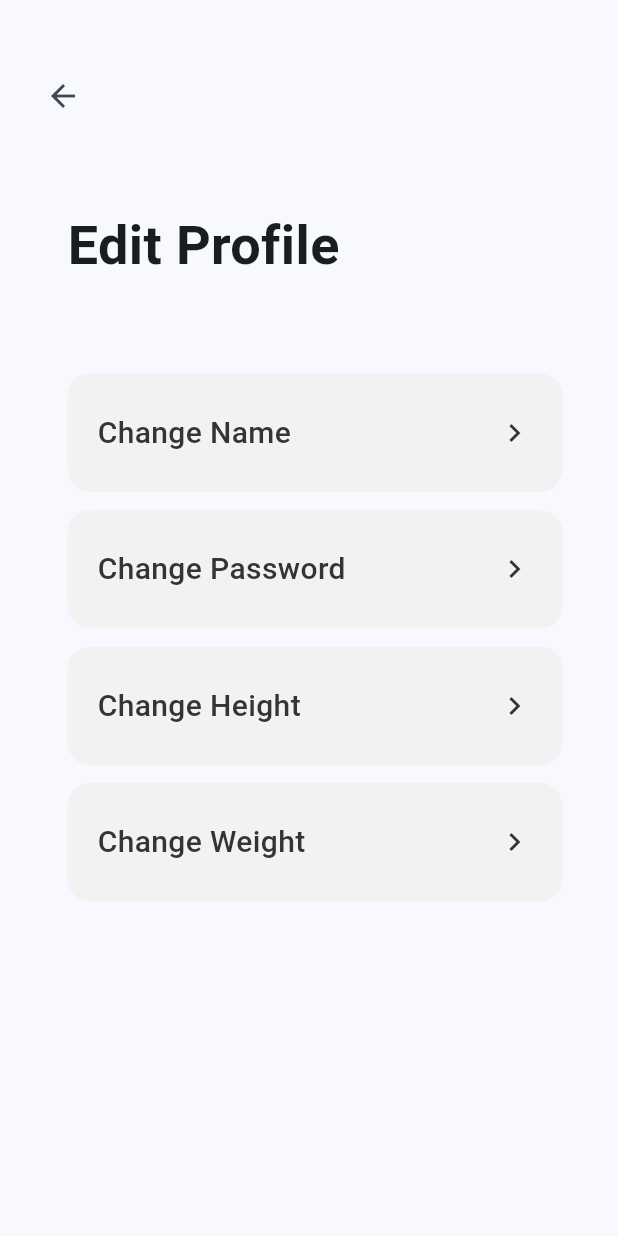
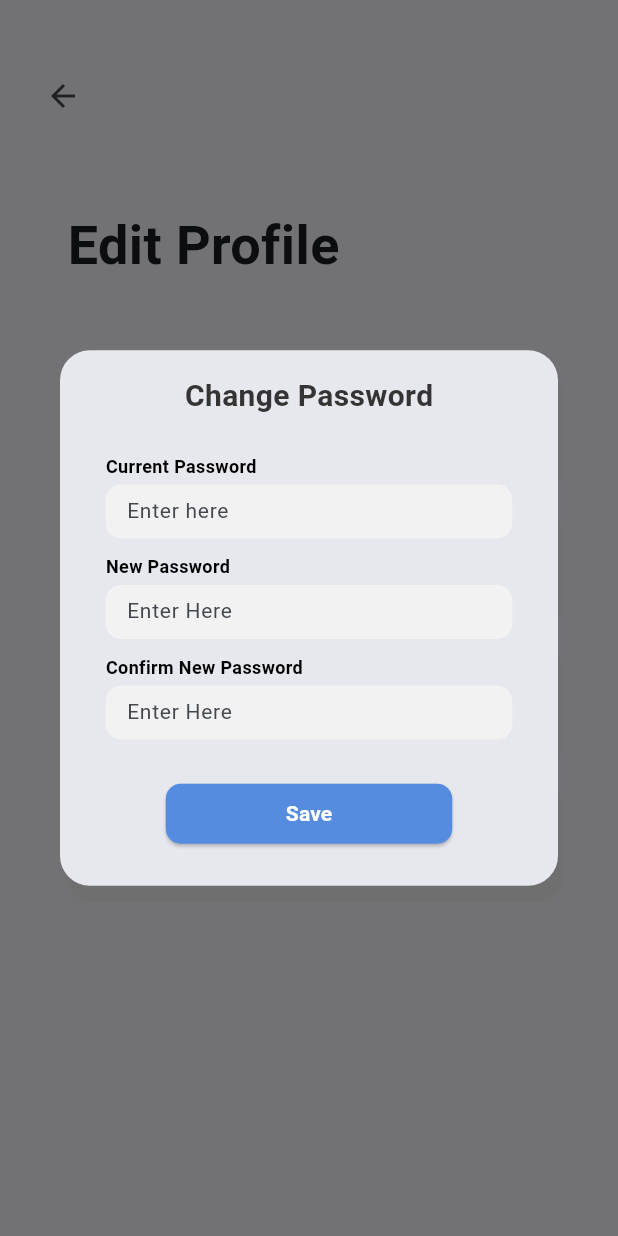
Before and after one commit to afdeanon/SeniorProject, a Flutter app: the EditProfile1 screen opened directly, after a tap on "Change Password", on a phone screen of 412 x 824 dp. Run offline on Flutter 3.47's test engine with Material 3 defaults, Android fonts, the phone set to English and light mode, and no system bars; our stand-ins replace firebase_auth, firebase_core; missing offline and left inert: dart:ffi; accounts and stored records are empty; Roboto replaces fonts that are missing (SF Pro).

Commit message:
added a new password modal

```diff
--- /dev/null
+++ b/lib/components/changePasswordModal.dart
@@ -0,0 +1,210 @@
+import 'package:flutter/material.dart';
+
+class ChangePasswordModal extends StatelessWidget {
+  @override
+  Widget build(BuildContext context) {
+    return AlertDialog(
+      shape: RoundedRectangleBorder(
+        borderRadius: BorderRadius.circular(20),
+      ),
+      content: SizedBox(
+        width: 330,
+        child: Column(
+          mainAxisSize: MainAxisSize.min,
+          mainAxisAlignment: MainAxisAlignment.center,
+          crossAxisAlignment: CrossAxisAlignment.center,
+          children: [
+            const Text(
+              'Change Password',
+              style: TextStyle(
+                color: Color(0xFF343434),
+                fontSize: 20,
+                fontFamily: 'SF Pro',
+                fontWeight: FontWeight.w600,
+              ),
+            ),
+            const SizedBox(height: 20),
+
+            Container(
+              width: 271,
+              height: 200,
+              child: Column(
+                mainAxisSize: MainAxisSize.min,
+                mainAxisAlignment: MainAxisAlignment.center,
+                crossAxisAlignment: CrossAxisAlignment.center,
+                children: [
+                  Column(
+                    mainAxisSize: MainAxisSize.min,
+                    mainAxisAlignment: MainAxisAlignment.start,
+                    crossAxisAlignment: CrossAxisAlignment.start,
+                    children: [
+                      const Text(
+                        'Current Password',
+                        style: TextStyle(
+                          color: Colors.black,
+                          fontSize: 12,
+                          fontFamily: 'SF Pro',
+                          fontWeight: FontWeight.w600,
+                          height: 0,
+                        ),
+                      ),
+                      const SizedBox(height: 5),
+                      Container(
+                        width: 271,
+                        height: 36,
+                        decoration: BoxDecoration(
+                          color: const Color(0xFFF2F2F2),
+                          borderRadius: BorderRadius.circular(10),
+                        ),
+                        child: TextField(
+                          decoration: InputDecoration(
+                            border: OutlineInputBorder(
+                              borderRadius: BorderRadius.circular(10),
+                              borderSide: BorderSide.none, // Removes the default underline border
+                            ),
+                            filled: true,
+                            fillColor: Colors.transparent, // Use transparent color to maintain container color
+                            contentPadding: const EdgeInsets.symmetric(horizontal: 10, vertical: 8), // Adjusts padding
+                            hintText: 'Enter here', // Placeholder text
+                            hintStyle: const TextStyle(
+                              fontSize: 14, // Font size for hint
+                            ),
+                          ),
+                          style: const TextStyle(
+                            fontSize: 14, // Font size for input text
+                            color: Colors.black, // Text color
+                          ),
+                          cursorColor: Colors.black, // Sets the cursor color if needed
+                        ),
+                      ),
+
+                    ],
+                  ),
+                  const SizedBox(height: 12),
+                  Column(
+                    mainAxisSize: MainAxisSize.min,
+                    mainAxisAlignment: MainAxisAlignment.start,
+                    crossAxisAlignment: CrossAxisAlignment.start,
+                    children: [
+                      const Text(
+                        'New Password',
+                        style: TextStyle(
+                          color: Colors.black,
+                          fontSize: 12,
+                          fontFamily: 'SF Pro',
+                          fontWeight: FontWeight.w600,
+                          height: 0,
+                        ),
+                      ),
+                      const SizedBox(height: 5),
+                      Container(
+                        width: 271,
+                        height: 36,
+                        decoration: BoxDecoration(
+                          color: const Color(0xFFF2F2F2),
+                          borderRadius: BorderRadius.circular(10),
+                        ),
+                        child: TextField(
+                          decoration: InputDecoration(
+                            border: OutlineInputBorder(
+                              borderRadius: BorderRadius.circular(10),
+                              borderSide: BorderSide.none, // Removes the default underline border
+                            ),
+                            filled: true,
+                            fillColor: Colors.transparent, // Use transparent color to maintain container color
+                            contentPadding: const EdgeInsets.symmetric(horizontal: 10, vertical: 8), // Adjusts padding
+                            hintText: 'Enter Here', // Placeholder text
+                            hintStyle: const TextStyle(
+                              fontSize: 14, // Font size for hint
+                            ),
+                          ),
+                          style: const TextStyle(
+                            fontSize: 14, // Font size for input text
+                            color: Colors.black, // Text color
+                          ),
+                          cursorColor: Colors.black, // Sets the cursor color if needed
+                        ),
+                      ),
+
+                    ],
+                  ),
+                  const SizedBox(height: 12),
+                  Column(
+                    mainAxisSize: MainAxisSize.min,
+                    mainAxisAlignment: MainAxisAlignment.start,
+                    crossAxisAlignment: CrossAxisAlignment.start,
+                    children: [
+                      const Text(
+                        'Confirm New Password',
+                        style: TextStyle(
+                          color: Colors.black,
+                          fontSize: 12,
+                          fontFamily: 'SF Pro',
+                          fontWeight: FontWeight.w600,
+                          height: 0,
+                        ),
+                      ),
+                      const SizedBox(height: 5),
+                      Container(
+                        width: 271,
+                        height: 36,
+                        decoration: BoxDecoration(
+                          color: const Color(0xFFF2F2F2),
+                          borderRadius: BorderRadius.circular(10),
+                        ),
+                        child: TextField(
+                          decoration: InputDecoration(
+                            border: OutlineInputBorder(
+                              borderRadius: BorderRadius.circular(10),
+                              borderSide: BorderSide.none, // Removes the default underline border
+                            ),
+                            filled: true,
+                            fillColor: Colors.transparent, // Use transparent color to maintain container color
+                            contentPadding: const EdgeInsets.symmetric(horizontal: 10, vertical: 8), // Adjusts padding
+                            hintText: 'Enter Here', // Placeholder text
+                            hintStyle: const TextStyle(
+                              fontSize: 14, // Font size for hint
+                            ),
+                          ),
+                          style: const TextStyle(
+                            fontSize: 14, // Font size for input text
+                            color: Colors.black, // Text color
+                          ),
+                          cursorColor: Colors.black, // Sets the cursor color if needed
+                        ),
+                      ),
+
+                    ],
+                  ),
+                ],
+              ),
+            ),
+
+            const SizedBox(height: 20),
+            ElevatedButton(
+              style: ElevatedButton.styleFrom(
+                backgroundColor: const Color(0xFF558CE0), // Background color
+                shape: RoundedRectangleBorder(
+                  borderRadius: BorderRadius.circular(10),
+                ),
+                padding: const EdgeInsets.symmetric(horizontal: 80, vertical: 5), // Reduced padding
+              ),
+              onPressed: () {
+                // Add your functionality for what happens when the 'Save' button is clicked
+              },
+              child: const Text(
+                'Save',
+                style: TextStyle(
+                  color: Colors.white,
+                  fontSize: 14,
+                  fontWeight: FontWeight.w600,
+                ),
+              ),
+            ),
+
+          ],
+        ),
+      ),
+    );
+  }
+}
--- a/lib/screens/profileScreens/editProfileScreen.dart
+++ b/lib/screens/profileScreens/editProfileScreen.dart
@@ -1,6 +1,7 @@
 import 'package:flutter/material.dart';
 import 'package:firebase_auth/firebase_auth.dart';
 import 'package:social_workout_app/components/changeNameModal.dart';
+import 'package:social_workout_app/components/changePasswordModal.dart';
 
 class EditProfile1 extends StatefulWidget {
   const EditProfile1({Key? key, User? user}) : super(key: key);
@@ -95,10 +96,12 @@ class _EditProfile1ScreenState extends State<EditProfile1> {
                 const SizedBox(height: 12),
                 InkWell(
                   onTap: () {
-                    // Navigator.push(
-                    //   context,
-                    //   MaterialPageRoute(builder: (context) => const EditProfileScreen()),
-                    // );
+                    showDialog(
+                      context: context,
+                      builder: (BuildContext context) {
+                        return ChangePasswordModal();
+                      },
+                    );
                   },
                   child: Container(
                     width: 330,
```
